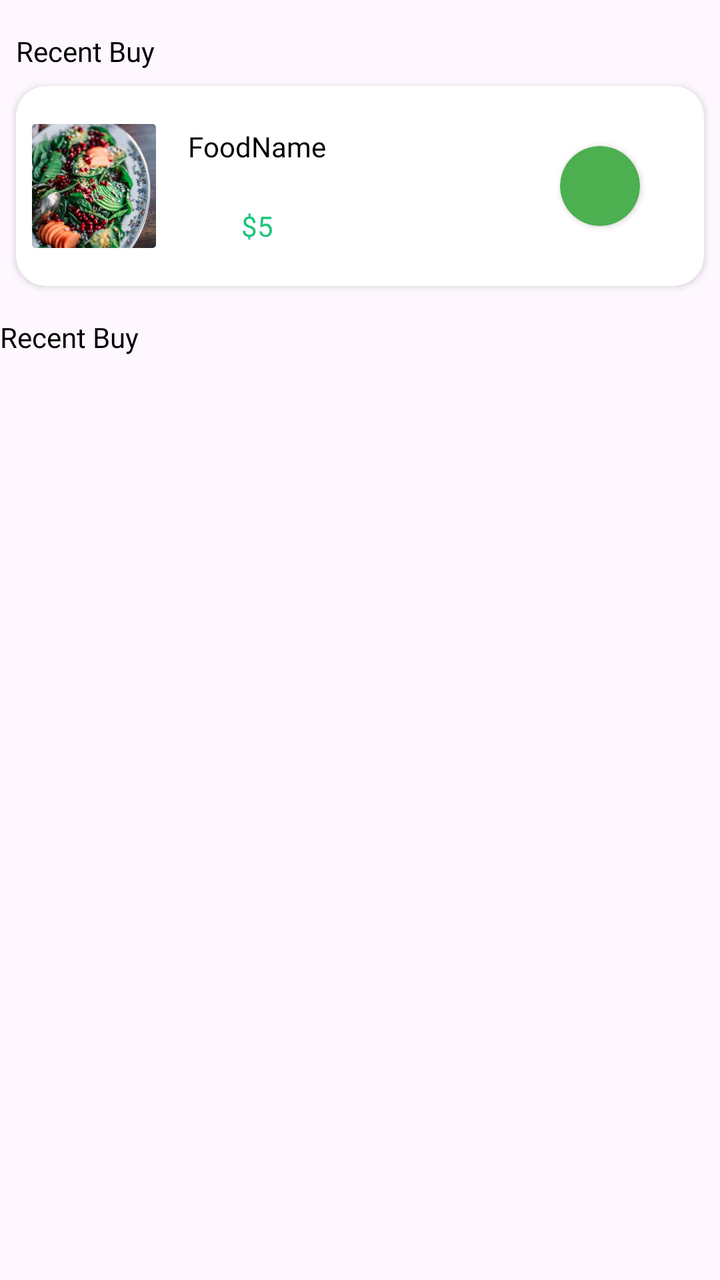
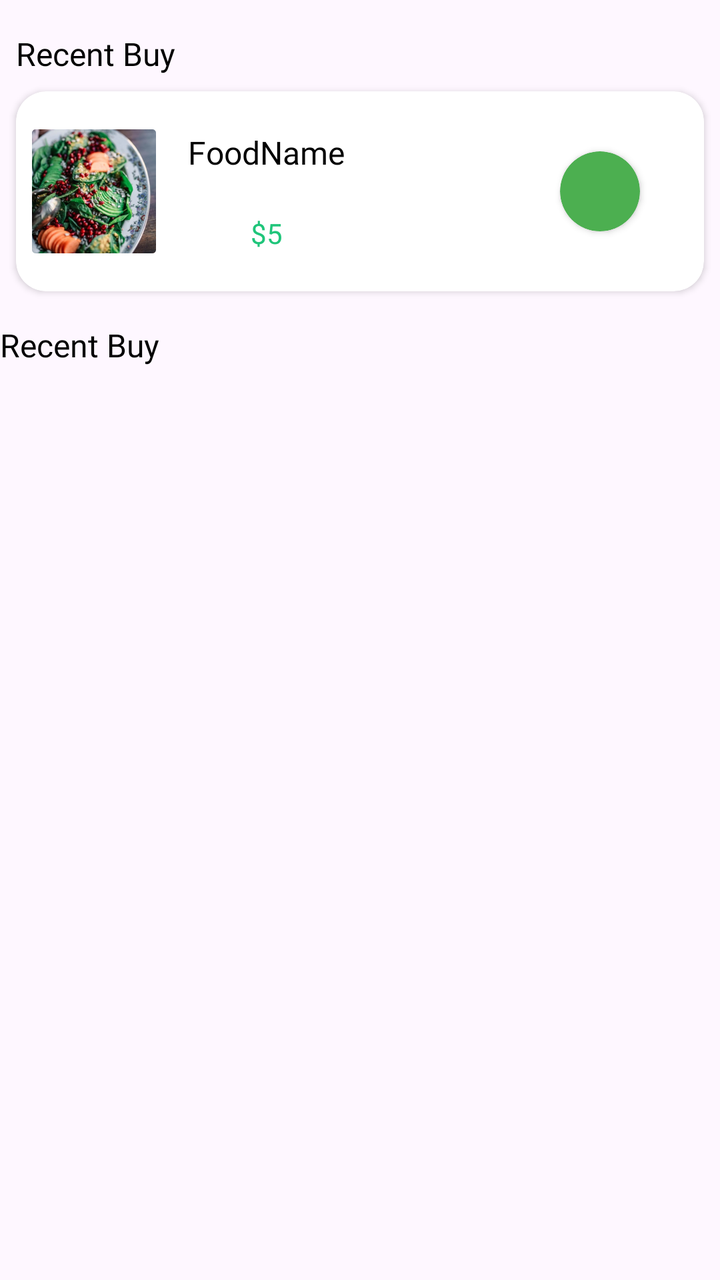

Screens rendered from an Android XML layout before and after an edit, with the pre-edit source and the edit as a unified diff.
<!-- AndroidManifest.xml: application theme Theme.FoodOrderingApp -->
<!-- res/layout/fragment_history.xml -->
<?xml version="1.0" encoding="utf-8"?>
<FrameLayout xmlns:android="http://schemas.android.com/apk/res/android"
    xmlns:app="http://schemas.android.com/apk/res-auto"
    xmlns:tools="http://schemas.android.com/tools"
    android:layout_width="match_parent"
    android:layout_height="match_parent"
    tools:context=".Fragment.HistoryFragment">


    <androidx.constraintlayout.widget.ConstraintLayout
        android:layout_width="match_parent"
        android:layout_height="match_parent">

        <TextView
            android:id="@+id/textView25"
            android:layout_width="wrap_content"
            android:layout_height="wrap_content"
            android:layout_marginStart="8dp"
            android:layout_marginTop="16dp"
            android:fontFamily="@font/merriweathersans_regular"
            android:text="Recent Buy"
            android:textColor="@color/black"
            app:layout_constraintStart_toStartOf="parent"
            app:layout_constraintTop_toTopOf="parent" />

        <androidx.cardview.widget.CardView
            android:id="@+id/cardView2"
            android:layout_width="match_parent"
            android:layout_height="100dp"
            android:layout_marginStart="8dp"
            android:layout_marginTop="8dp"
            android:layout_marginEnd="8dp"
            app:cardCornerRadius="15dp"
            app:layout_constraintEnd_toEndOf="parent"
            app:layout_constraintStart_toStartOf="parent"
            app:layout_constraintTop_toBottomOf="@+id/textView25">

            <androidx.constraintlayout.widget.ConstraintLayout
                android:layout_width="match_parent"
                android:layout_height="match_parent">

                <ImageView
                    android:id="@+id/imageView7"
                    android:layout_width="62dp"
                    android:layout_height="62dp"
                    android:layout_marginStart="8dp"
                    android:layout_marginTop="8dp"
                    android:layout_marginBottom="8dp"
                    android:src="@drawable/menu2"
                    app:layout_constraintBottom_toBottomOf="parent"
                    app:layout_constraintStart_toStartOf="parent"
                    app:layout_constraintTop_toTopOf="parent" />

                <TextView
                    android:id="@+id/textView26"
                    android:layout_width="wrap_content"
                    android:layout_height="wrap_content"
                    android:layout_marginStart="16dp"
                    android:fontFamily="@font/merriweathersans_regular"
                    android:text="FoodName"
                    android:textColor="@color/black"
                    app:layout_constraintBottom_toTopOf="@+id/textView27"
                    app:layout_constraintStart_toEndOf="@+id/imageView7"
                    app:layout_constraintTop_toTopOf="parent" />

                <TextView
                    android:id="@+id/textView27"
                    android:layout_width="wrap_content"
                    android:layout_height="wrap_content"
                    android:fontFamily="@font/merriweathersans_regular"
                    android:text="$5"
                    android:textColor="@color/textColor"
                    app:layout_constraintBottom_toBottomOf="parent"
                    app:layout_constraintEnd_toEndOf="@+id/textView26"
                    app:layout_constraintHorizontal_bias="0.5"
                    app:layout_constraintStart_toStartOf="@+id/textView26"
                    app:layout_constraintTop_toBottomOf="@+id/textView26" />

                <androidx.cardview.widget.CardView
                    android:layout_width="40dp"
                    android:layout_height="40dp"
                    android:layout_marginEnd="32dp"
                    app:cardBackgroundColor="#4CAF50"
                    app:cardCornerRadius="20dp"
                    app:layout_constraintBottom_toBottomOf="parent"
                    app:layout_constraintEnd_toEndOf="parent"
                    app:layout_constraintTop_toTopOf="parent" />
            </androidx.constraintlayout.widget.ConstraintLayout>

        </androidx.cardview.widget.CardView>

        <TextView
            android:id="@+id/textView28"
            android:layout_width="wrap_content"
            android:layout_height="wrap_content"
            android:layout_marginTop="16dp"
            android:fontFamily="@font/merriweathersans_regular"
            android:text="Recent Buy"
            android:textColor="@color/black"
            app:layout_constraintTop_toBottomOf="@+id/cardView2"
            tools:layout_editor_absoluteX="49dp" />

        <androidx.recyclerview.widget.RecyclerView
            android:layout_width="match_parent"
            android:layout_height="0dp"
            android:layout_marginTop="16dp"
            app:layout_constraintBottom_toBottomOf="parent"
            app:layout_constraintEnd_toEndOf="parent"
            app:layout_constraintStart_toStartOf="parent"
            app:layout_constraintTop_toBottomOf="@+id/textView28" />
    </androidx.constraintlayout.widget.ConstraintLayout>
</FrameLayout>
<!-- resources referenced by this layout -->
<resources>
  <color name="black">#FF000000</color>
  <color name="textColor">#1FC57A</color>
  <!-- drawable menu2: jpg bitmap (drawable, 146151 bytes) -->
  <style name="Theme.FoodOrderingApp" parent="Base.Theme.FoodOrderingApp" />
  <style name="Base.Theme.FoodOrderingApp" parent="Theme.Material3.DayNight.NoActionBar">
          
          
      </style>
</resources>

<!-- the commit's change to res/layout/fragment_history.xml (unified diff, before → after) -->
@@ -20,6 +20,7 @@
             android:fontFamily="@font/merriweathersans_regular"
             android:text="Recent Buy"
             android:textColor="@color/black"
+            android:textSize="16sp"
             app:layout_constraintStart_toStartOf="parent"
             app:layout_constraintTop_toTopOf="parent" />
 
@@ -40,7 +41,7 @@
                 android:layout_height="match_parent">
 
                 <ImageView
-                    android:id="@+id/imageView7"
+                    android:id="@+id/BuyAgainFoodImage"
                     android:layout_width="62dp"
                     android:layout_height="62dp"
                     android:layout_marginStart="8dp"
@@ -52,31 +53,33 @@
                     app:layout_constraintTop_toTopOf="parent" />
 
                 <TextView
-                    android:id="@+id/textView26"
+                    android:id="@+id/buyAgainFoodName"
                     android:layout_width="wrap_content"
                     android:layout_height="wrap_content"
                     android:layout_marginStart="16dp"
                     android:fontFamily="@font/merriweathersans_regular"
                     android:text="FoodName"
                     android:textColor="@color/black"
-                    app:layout_constraintBottom_toTopOf="@+id/textView27"
-                    app:layout_constraintStart_toEndOf="@+id/imageView7"
+                    android:textSize="16sp"
+                    app:layout_constraintBottom_toTopOf="@+id/BuyAgainFoodPrice"
+                    app:layout_constraintStart_toEndOf="@+id/BuyAgainFoodImage"
                     app:layout_constraintTop_toTopOf="parent" />
 
                 <TextView
-                    android:id="@+id/textView27"
+                    android:id="@+id/BuyAgainFoodPrice"
                     android:layout_width="wrap_content"
                     android:layout_height="wrap_content"
                     android:fontFamily="@font/merriweathersans_regular"
                     android:text="$5"
                     android:textColor="@color/textColor"
                     app:layout_constraintBottom_toBottomOf="parent"
-                    app:layout_constraintEnd_toEndOf="@+id/textView26"
+                    app:layout_constraintEnd_toEndOf="@+id/buyAgainFoodName"
                     app:layout_constraintHorizontal_bias="0.5"
-                    app:layout_constraintStart_toStartOf="@+id/textView26"
-                    app:layout_constraintTop_toBottomOf="@+id/textView26" />
+                    app:layout_constraintStart_toStartOf="@+id/buyAgainFoodName"
+                    app:layout_constraintTop_toBottomOf="@+id/buyAgainFoodName" />
 
                 <androidx.cardview.widget.CardView
+                    android:id="@+id/OrderStatus"
                     android:layout_width="40dp"
                     android:layout_height="40dp"
                     android:layout_marginEnd="32dp"
@@ -97,16 +100,101 @@
             android:fontFamily="@font/merriweathersans_regular"
             android:text="Recent Buy"
             android:textColor="@color/black"
+            android:textSize="16sp"
             app:layout_constraintTop_toBottomOf="@+id/cardView2"
             tools:layout_editor_absoluteX="49dp" />
 
         <androidx.recyclerview.widget.RecyclerView
+            android:id="@+id/BuyAgainRecyclerView"
             android:layout_width="match_parent"
             android:layout_height="0dp"
             android:layout_marginTop="16dp"
+            tools:listitem="@layout/buy_again_item"
             app:layout_constraintBottom_toBottomOf="parent"
             app:layout_constraintEnd_toEndOf="parent"
             app:layout_constraintStart_toStartOf="parent"
             app:layout_constraintTop_toBottomOf="@+id/textView28" />
     </androidx.constraintlayout.widget.ConstraintLayout>
 </FrameLayout>
+<!-- res/layout/buy_again_item.xml (included above) -->
+<?xml version="1.0" encoding="utf-8"?>
+<androidx.constraintlayout.widget.ConstraintLayout xmlns:android="http://schemas.android.com/apk/res/android"
+    android:layout_width="match_parent"
+    android:layout_height="wrap_content"
+    xmlns:app="http://schemas.android.com/apk/res-auto">
+
+    <androidx.cardview.widget.CardView
+        android:id="@+id/cardView2"
+        android:layout_width="match_parent"
+        android:layout_height="100dp"
+        android:layout_margin="8dp"
+        android:layout_marginStart="8dp"
+        android:layout_marginTop="8dp"
+        android:layout_marginBottom="8dp"
+        android:layout_marginEnd="8dp"
+        app:cardCornerRadius="15dp"
+        app:layout_constraintBottom_toBottomOf="parent"
+        app:layout_constraintEnd_toEndOf="parent"
+        app:layout_constraintStart_toStartOf="parent"
+        app:layout_constraintTop_toTopOf="parent">
+
+        <androidx.constraintlayout.widget.ConstraintLayout
+            android:layout_width="match_parent"
+            android:layout_height="match_parent">
+
+            <ImageView
+                android:id="@+id/BuyAgainFoodImage"
+                android:layout_width="62dp"
+                android:layout_height="62dp"
+                android:layout_marginStart="8dp"
+                android:layout_marginTop="8dp"
+                android:layout_marginBottom="8dp"
+                android:src="@drawable/menu2"
+                app:layout_constraintBottom_toBottomOf="parent"
+                app:layout_constraintStart_toStartOf="parent"
+                app:layout_constraintTop_toTopOf="parent" />
+
+            <TextView
+                android:id="@+id/buyAgainFoodName"
+                android:layout_width="wrap_content"
+                android:layout_height="wrap_content"
+                android:layout_marginStart="16dp"
+                android:fontFamily="@font/merriweathersans_regular"
+                android:text="FoodName"
+                android:textSize="16sp"
+                android:textColor="@color/black"
+                app:layout_constraintBottom_toTopOf="@+id/BuyAgainFoodPrice"
+                app:layout_constraintStart_toEndOf="@+id/BuyAgainFoodImage"
+                app:layout_constraintTop_toTopOf="parent" />
+
+            <TextView
+                android:id="@+id/BuyAgainFoodPrice"
+                android:layout_width="wrap_content"
+                android:layout_height="wrap_content"
+                android:fontFamily="@font/merriweathersans_regular"
+                android:text="$5"
+                android:textColor="@color/textColor"
+                app:layout_constraintBottom_toBottomOf="parent"
+                app:layout_constraintEnd_toEndOf="@+id/buyAgainFoodName"
+                app:layout_constraintHorizontal_bias="0.5"
+                app:layout_constraintStart_toStartOf="@+id/buyAgainFoodName"
+                app:layout_constraintTop_toBottomOf="@+id/buyAgainFoodName" />
+
+            <androidx.appcompat.widget.AppCompatButton
+                android:id="@+id/BuyAgainFoodBtn"
+                android:layout_width="85dp"
+                android:layout_height="30dp"
+                android:layout_marginEnd="32dp"
+                android:background="@drawable/addtocartshape"
+                android:text="Buy Again"
+                android:textColor="@color/white"
+                android:textSize="14sp"
+                android:textStyle="bold|italic"
+                app:layout_constraintBottom_toBottomOf="parent"
+                app:layout_constraintEnd_toEndOf="parent"
+                app:layout_constraintTop_toTopOf="parent" />
+        </androidx.constraintlayout.widget.ConstraintLayout>
+
+    </androidx.cardview.widget.CardView>
+
+</androidx.constraintlayout.widget.ConstraintLayout>
<!-- resource entries referenced after the edit -->
@@ -2,6 +2,14 @@
 <resources>
   <color name="black">#FF000000</color>
   <color name="textColor">#1FC57A</color>
+  <color name="white">#FFFFFFFF</color>
+  <!-- drawable addtocartshape (drawable) -->
+  <?xml version="1.0" encoding="utf-8"?>
+  <shape xmlns:android="http://schemas.android.com/apk/res/android">
+  <corners android:radius="5dp"/>
+      <gradient android:startColor="@color/textColor"
+          android:endColor="@color/textColor" android:angle="-45"/>
+  </shape>
   <!-- drawable menu2: jpg bitmap (drawable, 146151 bytes) -->
   <style name="Theme.FoodOrderingApp" parent="Base.Theme.FoodOrderingApp" />
   <style name="Base.Theme.FoodOrderingApp" parent="Theme.Material3.DayNight.NoActionBar">
